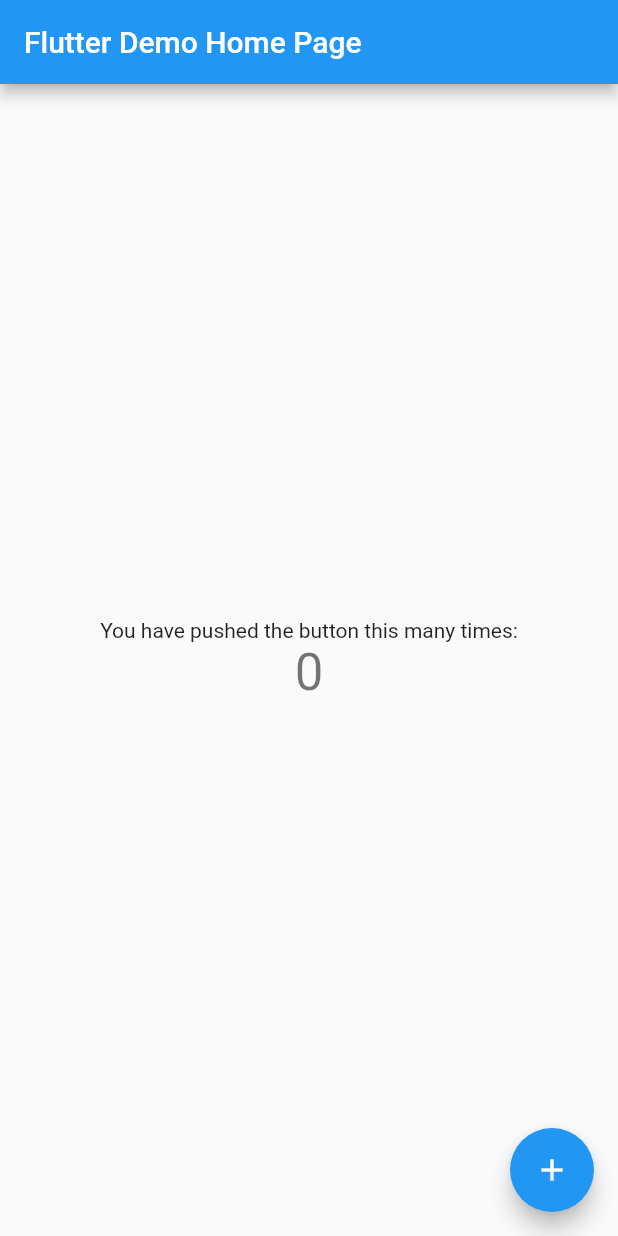
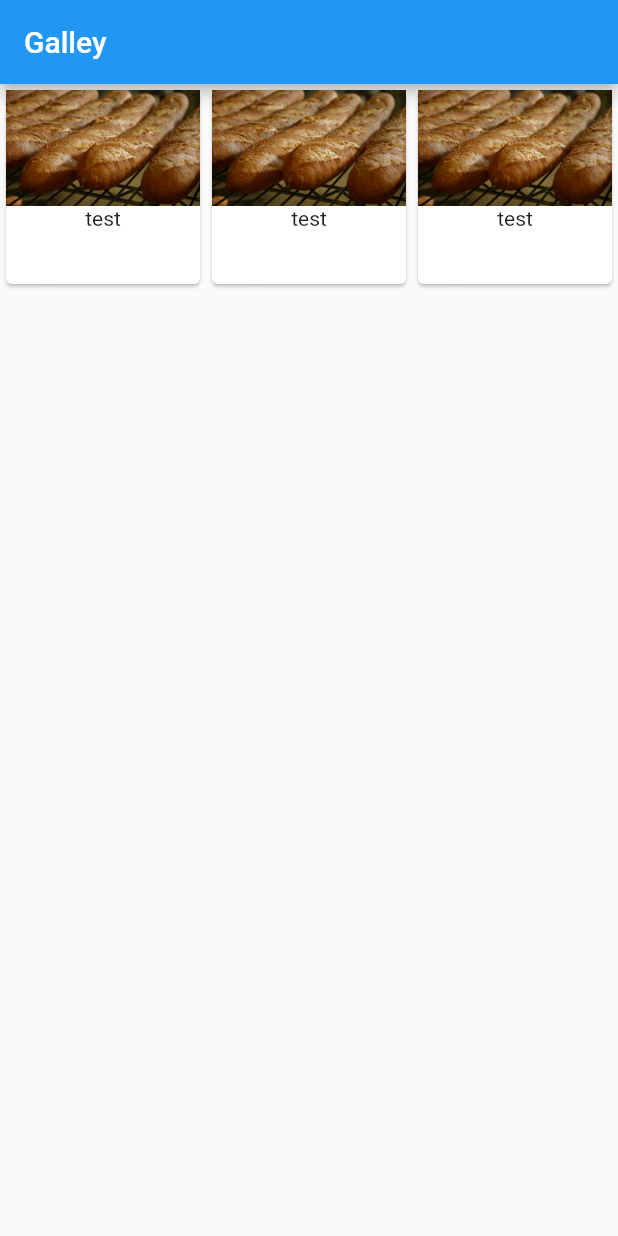
Before and after one commit to ArthurChrm/Gallery, a Flutter app: the screen it shows after launch, on a phone screen of 412 x 824 dp. Run offline on Flutter 3.47's test engine with Material 2 defaults, Android fonts, the phone set to English and light mode, and no system bars.

Commit message:
Pictures are displayed inside a GridView layout

```diff
--- /dev/null
+++ b/lib/Images.dart
@@ -0,0 +1,30 @@
+import 'package:flutter/material.dart';
+
+class Images extends StatelessWidget {
+  final List<String> paths;
+
+  Images(this.paths);
+
+  @override
+  Widget build(BuildContext context) {
+    return GridView(
+      gridDelegate: SliverGridDelegateWithFixedCrossAxisCount(
+          crossAxisCount: 3,
+          childAspectRatio: 1.0,
+          crossAxisSpacing: 0,
+          mainAxisSpacing: 0),
+      children: paths
+          .map(
+            (element) => Card(
+                  child: Column(
+                    children: <Widget>[
+                      Image.asset('assets/baguette.jpg'),
+                      Text(element)
+                    ],
+                  ),
+                ),
+          )
+          .toList(),
+    );
+  }
+}
--- a/lib/main.dart
+++ b/lib/main.dart
@@ -1,111 +1,19 @@
 import 'package:flutter/material.dart';
 
-void main() => runApp(MyApp());
+import './Images.dart';
 
-class MyApp extends StatelessWidget {
-  // This widget is the root of your application.
+void main() => runApp(App());
+
+class App extends StatelessWidget {
   @override
   Widget build(BuildContext context) {
     return MaterialApp(
-      title: 'Flutter Demo',
-      theme: ThemeData(
-        // This is the theme of your application.
-        //
-        // Try running your application with "flutter run". You'll see the
-        // application has a blue toolbar. Then, without quitting the app, try
-        // changing the primarySwatch below to Colors.green and then invoke
-        // "hot reload" (press "r" in the console where you ran "flutter run",
-        // or simply save your changes to "hot reload" in a Flutter IDE).
-        // Notice that the counter didn't reset back to zero; the application
-        // is not restarted.
-        primarySwatch: Colors.blue,
+      home: Scaffold(
+        appBar: AppBar(
+          title: Text("Galley"),
+        ),
+        body: Images(new List.filled(3, "test")),
       ),
-      home: MyHomePage(title: 'Flutter Demo Home Page'),
     );
   }
 }
-
-class MyHomePage extends StatefulWidget {
-  MyHomePage({Key key, this.title}) : super(key: key);
-
-  // This widget is the home page of your application. It is stateful, meaning
-  // that it has a State object (defined below) that contains fields that affect
-  // how it looks.
-
-  // This class is the configuration for the state. It holds the values (in this
-  // case the title) provided by the parent (in this case the App widget) and
-  // used by the build method of the State. Fields in a Widget subclass are
-  // always marked "final".
-
-  final String title;
-
-  @override
-  _MyHomePageState createState() => _MyHomePageState();
-}
-
-class _MyHomePageState extends State<MyHomePage> {
-  int _counter = 0;
-
-  void _incrementCounter() {
-    setState(() {
-      // This call to setState tells the Flutter framework that something has
-      // changed in this State, which causes it to rerun the build method below
-      // so that the display can reflect the updated values. If we changed
-      // _counter without calling setState(), then the build method would not be
-      // called again, and so nothing would appear to happen.
-      _counter++;
-    });
-  }
-
-  @override
-  Widget build(BuildContext context) {
-    // This method is rerun every time setState is called, for instance as done
-    // by the _incrementCounter method above.
-    //
-    // The Flutter framework has been optimized to make rerunning build methods
-    // fast, so that you can just rebuild anything that needs updating rather
-    // than having to individually change instances of widgets.
-    return Scaffold(
-      appBar: AppBar(
-        // Here we take the value from the MyHomePage object that was created by
-        // the App.build method, and use it to set our appbar title.
-        title: Text(widget.title),
-      ),
-      body: Center(
-        // Center is a layout widget. It takes a single child and positions it
-        // in the middle of the parent.
-        child: Column(
-          // Column is also layout widget. It takes a list of children and
-          // arranges them vertically. By default, it sizes itself to fit its
-          // children horizontally, and tries to be as tall as its parent.
-          //
-          // Invoke "debug painting" (press "p" in the console, choose the
-          // "Toggle Debug Paint" action from the Flutter Inspector in Android
-          // Studio, or the "Toggle Debug Paint" command in Visual Studio Code)
-          // to see the wireframe for each widget.
-          //
-          // Column has various properties to control how it sizes itself and
-          // how it positions its children. Here we use mainAxisAlignment to
-          // center the children vertically; the main axis here is the vertical
-          // axis because Columns are vertical (the cross axis would be
-          // horizontal).
-          mainAxisAlignment: MainAxisAlignment.center,
-          children: <Widget>[
-            Text(
-              'You have pushed the button this many times:',
-            ),
-            Text(
-              '$_counter',
-              style: Theme.of(context).textTheme.display1,
-            ),
-          ],
-        ),
-      ),
-      floatingActionButton: FloatingActionButton(
-        onPressed: _incrementCounter,
-        tooltip: 'Increment',
-        child: Icon(Icons.add),
-      ), // This trailing comma makes auto-formatting nicer for build methods.
-    );
-  }
-}
--- a/pubspec.yaml
+++ b/pubspec.yaml
@@ -41,8 +41,8 @@ flutter:
   uses-material-design: true
 
   # To add assets to your application, add an assets section, like this:
-  # assets:
-  #  - images/a_dot_burr.jpeg
+  assets:
+   - assets/baguette.jpg
   #  - images/a_dot_ham.jpeg
 
   # An image asset can refer to one or more resolution-specific "variants", see
```
Also changed, not shown: assets/baguette.jpg (added).
